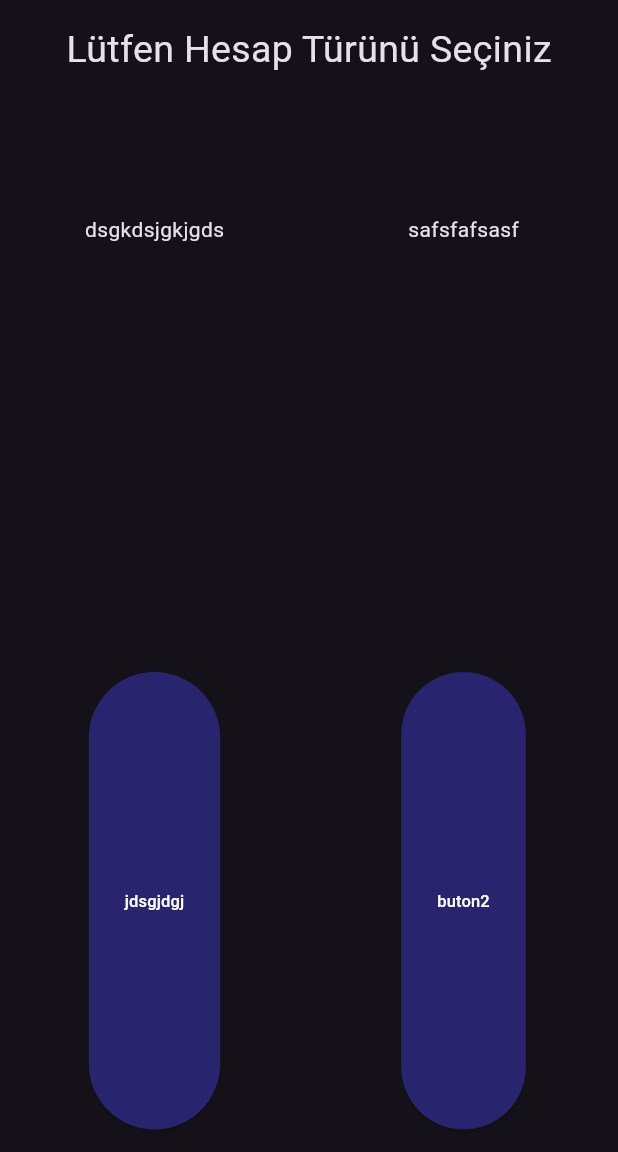
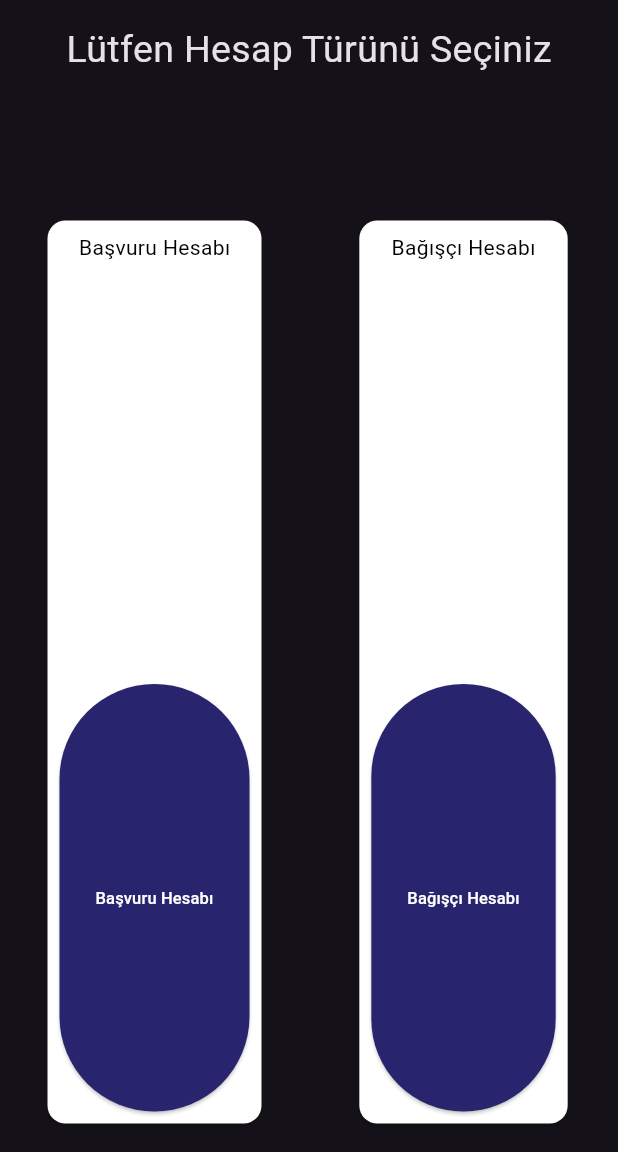
Before and after one commit to omerdgn/Tez, a Flutter app: the screen it shows after launch, after a tap on "Hesap Oluştur", on a phone screen of 412 x 824 dp, the part 84-1236 px from its top. Run offline on Flutter 3.47's test engine with Material 3 defaults, Android fonts, the phone set to English and light mode, and no system bars.

Commit message:
emülatör sorununu çözdüm

```diff
--- a/BBP-Donation-App/bbp_project/lib/main.dart
+++ b/BBP-Donation-App/bbp_project/lib/main.dart
@@ -28,7 +28,7 @@ class MyApp extends StatelessWidget {
                 overflow: TextOverflow.clip,
               ),
               toolbarTextStyle:
-                  TextStyle(color: ColorUtility.textColorOfProject))),
+                  TextStyle(color: ColorUtility.textWhiteColorOfProject))),
       home: const HomePageView(),
     );
   }
--- a/BBP-Donation-App/bbp_project/lib/product/account_type_choosing_view.dart
+++ b/BBP-Donation-App/bbp_project/lib/product/account_type_choosing_view.dart
@@ -1,3 +1,4 @@
+import 'package:bbp_project/product/colors_utility.dart';
 import 'package:bbp_project/product/custom_app_bar.dart';
 import 'package:bbp_project/product/custom_elevated_button.dart';
 import 'package:bbp_project/product/language/languages.dart';
@@ -28,32 +29,59 @@ class AccountTypeChoosingView extends StatelessWidget {
             Expanded(
               flex: 5,
               child: Padding(
-                padding: EdgeInsets.symmetric(vertical: 15.0),
+                padding: const EdgeInsets.symmetric(vertical: 15.0),
                 child: Row(
                   children: [
                     Expanded(
-                      child: Container(
                       child: Center(
+                          child: Card(
+                        color: Colors.white,
                         child: Column(
                           children: [
-                            Expanded(child: Text("dsgkdsjgkjgds")),
+                            const Expanded(
+                                child: Padding(
+                              padding: EdgeInsets.all(8.0),
+                              child: Text(
+                                LanguageItems
+                                    .accountTypeChoosingApplicantAccountText,
+                                style: TextStyle(
+                                    color:
+                                        ColorUtility.textBlackColorOfProject),
+                              ),
+                            )),
                             Expanded(
+                              child: Padding(
+                                padding: const EdgeInsets.all(8.0),
                                 child: CustomElevatedButton(
-                                  text: 'jdsgjdgj', onPressed: () {}),
+                                    text: 'Başvuru Hesabı', onPressed: () {}),
+                              ),
                             )
                           ],
+                        ),
                       )),
                     ),
-                    ),
                     Expanded(
-                      child: Container(
                       child: Center(
+                        child: Card(
+                          color: Colors.white,
                           child: Column(
                             children: [
-                              Expanded(child: Text("safsfafsasf")),
+                              const Expanded(
+                                  child: Padding(
+                                padding: EdgeInsets.all(8.0),
+                                child: Text(
+                                  "Bağışçı Hesabı",
+                                  style: TextStyle(
+                                      color:
+                                          ColorUtility.textBlackColorOfProject),
+                                ),
+                              )),
                               Expanded(
+                                  child: Padding(
+                                padding: const EdgeInsets.all(8.0),
                                 child: CustomElevatedButton(
-                                      text: 'buton2', onPressed: () {}))
+                                    text: 'Bağışçı Hesabı', onPressed: () {}),
+                              ))
                             ],
                           ),
                         ),
--- a/BBP-Donation-App/bbp_project/lib/product/colors_utility.dart
+++ b/BBP-Donation-App/bbp_project/lib/product/colors_utility.dart
@@ -3,7 +3,8 @@
 import 'package:flutter/material.dart';
 
 class ColorUtility {
-  static const Color textColorOfProject = Colors.white;
+  static const Color textWhiteColorOfProject = Colors.white;
+  static const Color textBlackColorOfProject = Colors.black;
   static const Color buttonColorOfProject = Color(0xFF28246E);
   static const Color appBarBackgroundColorOfProject =
       Color.fromRGBO(178, 27, 10, 1);
--- a/BBP-Donation-App/bbp_project/lib/product/custom_elevated_button.dart
+++ b/BBP-Donation-App/bbp_project/lib/product/custom_elevated_button.dart
@@ -24,7 +24,7 @@ class CustomElevatedButton extends StatelessWidget {
         child: Text(
           text,
           style: const TextStyle(
-            color: ColorUtility.textColorOfProject,
+            color: ColorUtility.textWhiteColorOfProject,
             fontSize: 11,
           ),
           textAlign: TextAlign.center,
--- a/BBP-Donation-App/bbp_project/lib/product/home_page_view.dart
+++ b/BBP-Donation-App/bbp_project/lib/product/home_page_view.dart
@@ -171,7 +171,7 @@ class HomePageViewState extends State<HomePageView> {
                   //bu Card yapısı ileride OOP ye daha uygun hale getirilebilir
                   Card(
                     margin: const EdgeInsets.symmetric(horizontal: 10),
-                    color: ColorUtility.textColorOfProject,
+                    color: ColorUtility.textWhiteColorOfProject,
                     child: Padding(
                       padding: const EdgeInsets.symmetric(
                           horizontal: 15, vertical: 8.0),
--- a/BBP-Donation-App/bbp_project/lib/product/language/languages.dart
+++ b/BBP-Donation-App/bbp_project/lib/product/language/languages.dart
@@ -43,4 +43,6 @@ class LanguageItems {
   static const accountTypeChoosingMainText = 'Lütfen Hesap Türünü Seçiniz';
   static const accountTypeChoosingApplicantAccountText = 'Başvuru Hesabı';
   static const accountTypeChoosingDonatertAccountText = 'Bağışçı Hesabı';
+  static const accountTypeChoosingApplicantAccountCaption =
+      "Aktif Üniversite kaydı olan öğrencilerimizden bilgisayar almak";
 }
```
Lines whose indentation alone changed are shown as unchanged.
